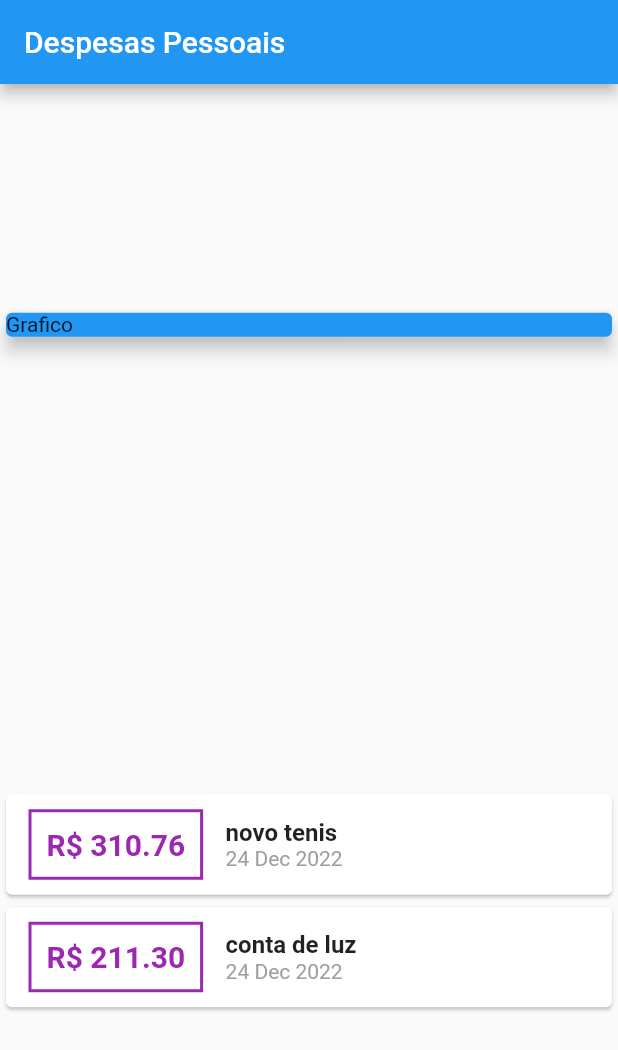
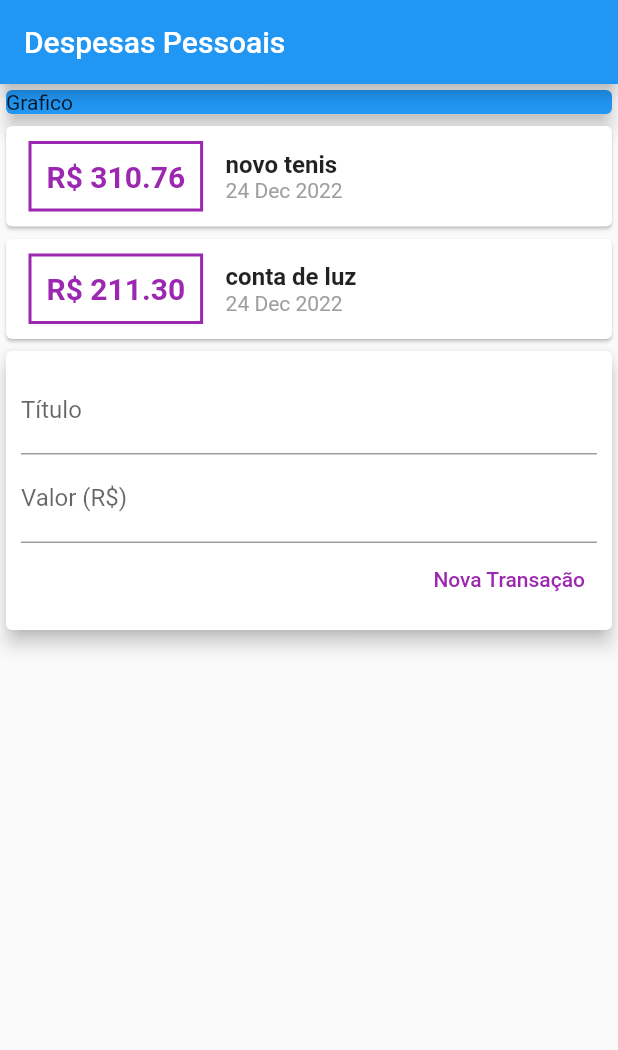
Before and after one commit to ThiagoPereira232/flutter-curso-cod3r, a Flutter app: the screen it shows after launch, on a phone screen of 412 x 824 dp. Shown: the top 1050 px of the screen. Run offline on Flutter 3.47's test engine with Material 2 defaults, Android fonts, the phone set to English and light mode, and no system bars.

Commit message:
controller text fields

```diff
--- a/curso_flutter/expenses/lib/main.dart
+++ b/curso_flutter/expenses/lib/main.dart
@@ -17,6 +17,9 @@ class ExpensesApp extends StatelessWidget {
 
 class MyHomePage extends StatelessWidget {
   MyHomePage({super.key});
+
+  final titleController = TextEditingController();
+  final valueController = TextEditingController();
 
   final _transaction = [
     Transaction(
@@ -40,7 +43,6 @@ class MyHomePage extends StatelessWidget {
         title: const Text("Despesas Pessoais"),
       ),
       body: Column(
-        mainAxisAlignment: MainAxisAlignment.spaceAround,
         crossAxisAlignment: CrossAxisAlignment.stretch,
         children: [
           const Card(
@@ -96,6 +98,42 @@ class MyHomePage extends StatelessWidget {
                 ),
               );
             }).toList(),
+          ),
+          Card(
+            elevation: 5,
+            child: Padding(
+              padding: const EdgeInsets.all(10.0),
+              child: Column(
+                children: [
+                  TextField(
+                    controller: titleController,
+                    decoration: const InputDecoration(
+                      labelText: 'Título',
+                    ),
+                  ),
+                  TextField(
+                    controller: valueController,
+                    decoration: const InputDecoration(
+                      labelText: 'Valor (R\$)',
+                    ),
+                  ),
+                  Row(
+                    mainAxisAlignment: MainAxisAlignment.end,
+                    children: [
+                      TextButton(
+                        onPressed: () {
+                          print(titleController.text);
+                          print(valueController.text);
+                        },
+                        style: TextButton.styleFrom(
+                            foregroundColor: Colors.purple),
+                        child: const Text('Nova Transação'),
+                      ),
+                    ],
+                  )
+                ],
+              ),
+            ),
           )
         ],
       ),
```
